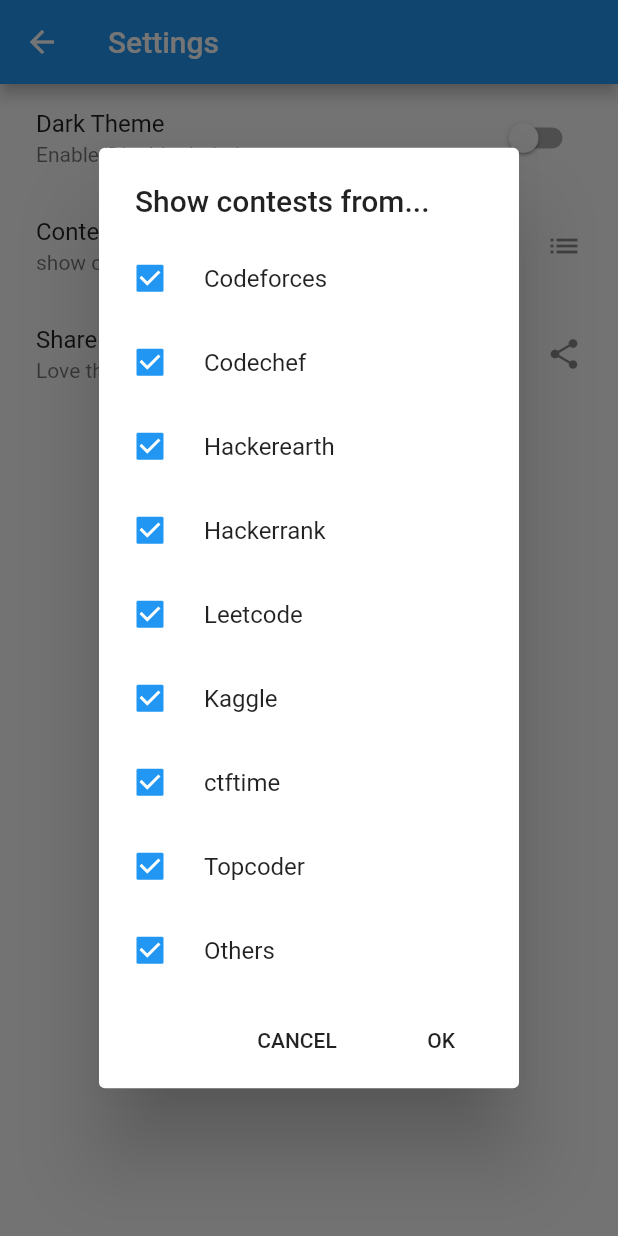
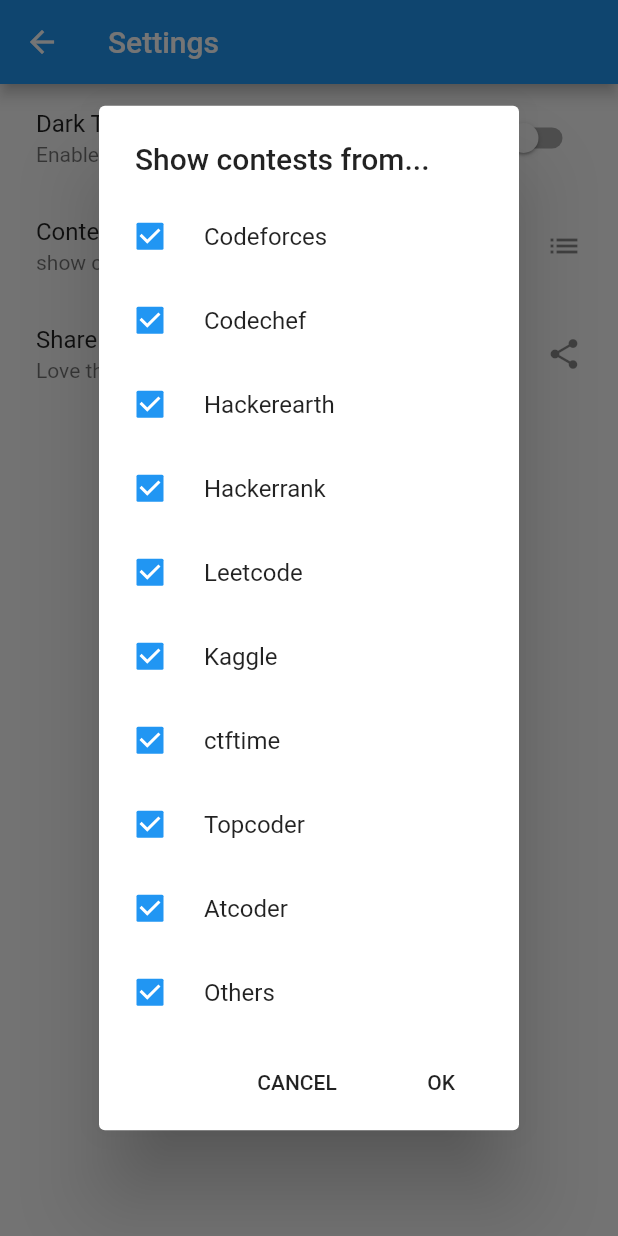
Before and after one commit to savagecarol/Coding-List, a Flutter app: the Settings screen opened directly, after a tap on "Contests", on a phone screen of 412 x 824 dp. Run offline on Flutter 3.47's test engine with Material 2 defaults, Android fonts, the phone set to English and light mode, and no system bars; our stand-ins replace share, shared_preferences; accounts and stored records are empty; network calls fail.

Commit message:
Release 1.5.2

```diff
--- a/lib/settings.dart
+++ b/lib/settings.dart
@@ -33,7 +33,7 @@ Future<void> setTheme(bool isDark) async {
 Future<List<int>> getVisibleSettings() async {
   final SharedPreferences prefs = await SharedPreferences.getInstance();
   final out = prefs.getStringList("visible-settings") ??
-      ["0","1", "2", "3", "4", "5", "6", "7", "8"];
+      ["0","1", "2", "3", "4", "5", "6", "7", "8", "9"];
   return out.map((i) => int.parse(i)).toList();
 }
 
@@ -61,6 +61,7 @@ class _SettingsState extends State<Settings> {
     MultiSelectDialogItem(6, 'Kaggle'),
     MultiSelectDialogItem(7, 'ctftime'),
     MultiSelectDialogItem(8, 'Topcoder'),
+    MultiSelectDialogItem(9, 'Atcoder'),
     MultiSelectDialogItem(0, 'Others'),
   ];
   // List<int> notify = [];
--- a/lib/tabs.dart
+++ b/lib/tabs.dart
@@ -84,6 +84,7 @@ class _HomeState extends State<HomePage> {
     6: 'Kaggle',
     7: 'ctftime',
     8: 'Topcoder',
+    9: 'Atcoder',
     0: 'Others',
   };
 
@@ -284,6 +285,7 @@ class _HomeState extends State<HomePage> {
       ),
       bottomNavigationBar: BottomNavigationBar(
         onTap: onTabTapped,
+        selectedItemColor: Colors.blue,
         currentIndex: _currentIndex,
         items: [
           new BottomNavigationBarItem(
--- a/pubspec.yaml
+++ b/pubspec.yaml
@@ -11,7 +11,7 @@ description: Coding List is an app for coders which keep all the list of coding
 # In iOS, build-name is used as CFBundleShortVersionString while build-number used as CFBundleVersion.
 # Read more about iOS versioning at
 # https://developer.apple.com/library/archive/documentation/General/Reference/InfoPlistKeyReference/Articles/CoreFoundationKeys.html
-version: 1.5.0+7
+version: 1.5.2+8
 
 environment:
   sdk: ">=2.1.0 <3.0.0"
```
Also changed, not shown: lib/main.dart (+4 -3 lines).
